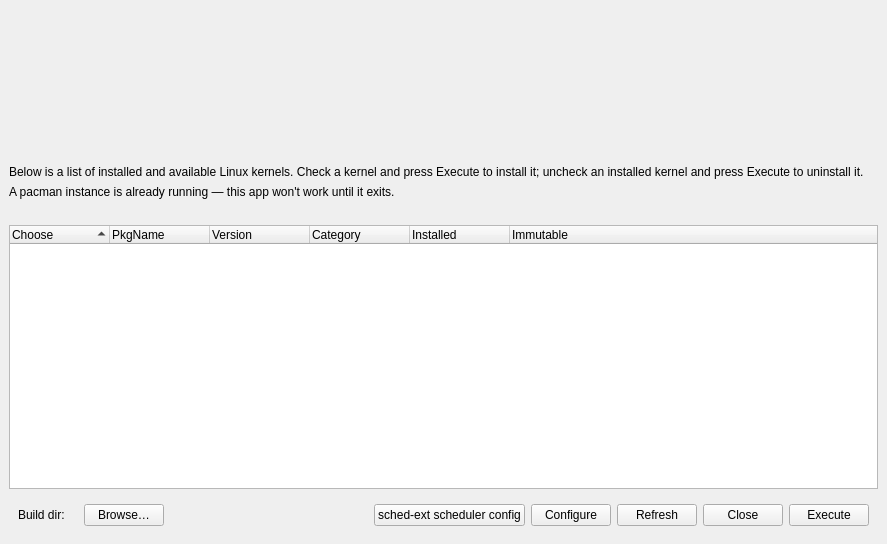
Qt form src/km-window.ui (MadGoatHaz/kernel-manager) before a commit.
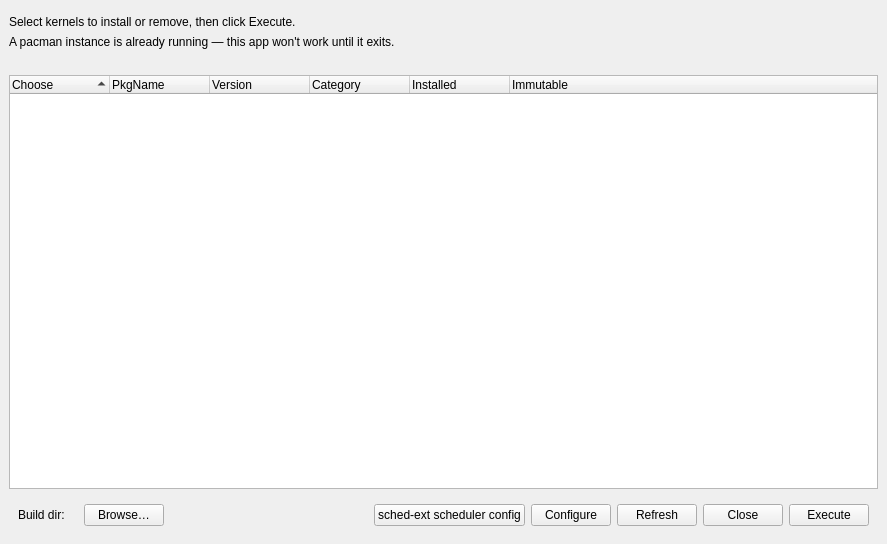
The same form after that commit.

Commit message: feat: restructure kernel-info header to hero line + 4x3 grid, remove scroll area

Patch:
```diff
--- a/src/km-window.ui
+++ b/src/km-window.ui
@@ -25,25 +25,6 @@
   <widget class="QWidget" name="centralwidget">
    <layout class="QVBoxLayout" name="verticalLayout">
     <item>
-     <widget class="QScrollArea" name="kernelInfoScroll">
-      <property name="frameShape">
-       <enum>QFrame::Shape::NoFrame</enum>
-      </property>
-      <property name="horizontalScrollBarPolicy">
-       <enum>Qt::ScrollBarPolicy::ScrollBarAsNeeded</enum>
-      </property>
-      <property name="verticalScrollBarPolicy">
-       <enum>Qt::ScrollBarPolicy::ScrollBarAsNeeded</enum>
-      </property>
-      <property name="widgetResizable">
-       <bool>true</bool>
-      </property>
-      <property name="maximumSize">
-       <size>
-        <width>16777215</width>
-        <height>150</height>
-       </size>
-      </property>
       <widget class="QFrame" name="kernelInfoHeader">
        <property name="minimumSize">
         <size>
@@ -52,17 +33,19 @@
         </size>
        </property>
       </widget>
-     </widget>
     </item>
     <item>
      <widget class="QLabel" name="label">
       <property name="text">
        <string>&lt;html&gt;
 &lt;body&gt;
-&lt;p&gt;Below is a list of installed and available Linux kernels. Check a kernel and press Execute to install it; uncheck an installed kernel and press Execute to uninstall it.&lt;/p&gt;
+&lt;p&gt;Select kernels to install or remove, then click Execute.&lt;/p&gt;
 &lt;/body&gt;
 &lt;/html&gt;</string>
       </property>
+      <property name="wordWrap">
+       <bool>true</bool>
+      </property>
      </widget>
     </item>
     <item>
```
Lines whose indentation alone changed are shown as unchanged. The commit also changes 3 other files.
